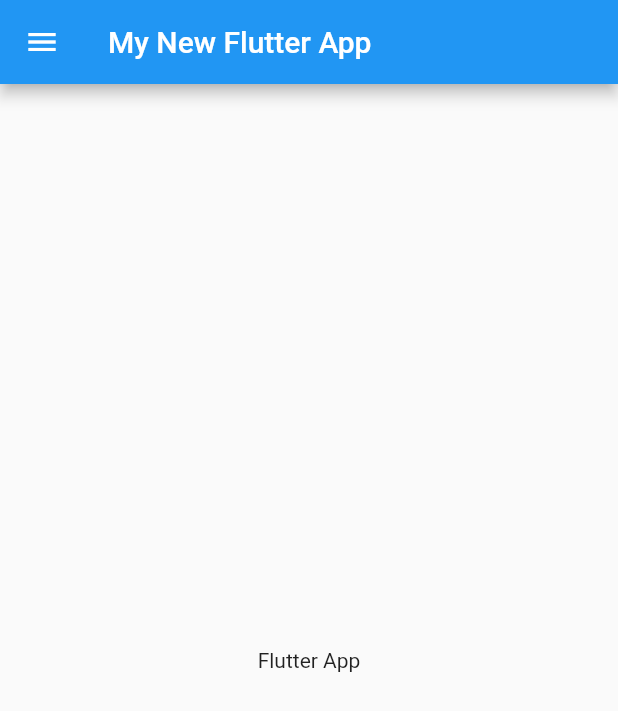
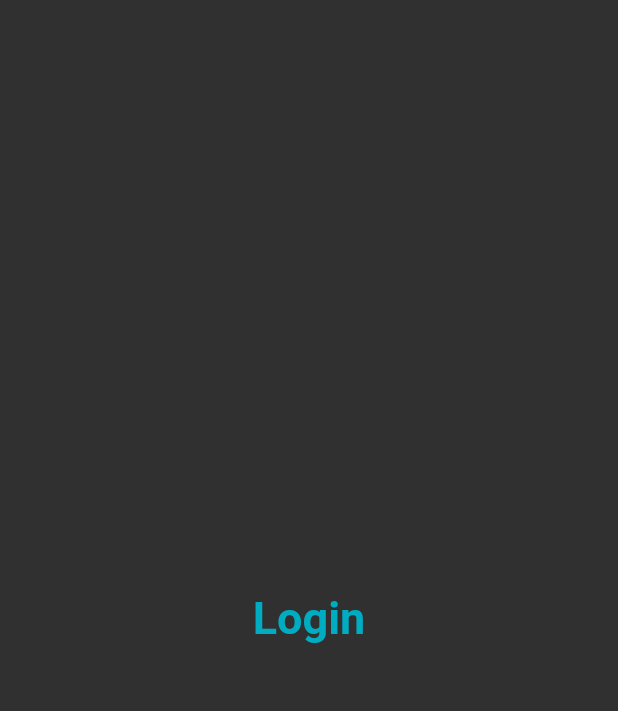
Before and after one commit to jitbherwaniofficial/flutter_app, a Flutter app: the screen it shows after launch, on a phone screen of 412 x 824 dp. Shown: the top 711 px of the screen. Run offline on Flutter 3.47's test engine with Material 2 defaults, Android fonts, the phone set to English and light mode, and no system bars.

Commit message:
Login page Updated and Routes updated

```diff
--- a/lib/main.dart
+++ b/lib/main.dart
@@ -1,5 +1,6 @@
 import 'package:flutter/material.dart';
-import 'package:flutter_application_1/home_page.dart';
+import 'package:flutter_application_1/pages/home_page.dart';
+import 'package:flutter_application_1/pages/login_page.dart';
 
 void main() {
   runApp(MyApp());
@@ -11,7 +12,12 @@ class MyApp extends StatelessWidget {
   @override
   Widget build(BuildContext context) {
     return MaterialApp(
-      home: HomePage(),
+      theme: ThemeData.dark(),
+      routes: {
+        "/": (context) => LoginPage(),
+        "/home": (context) => HomePage(),
+        "/login": (context) => LoginPage(),
+      },
     );
   }
 }
--- /dev/null
+++ b/lib/pages/login_page.dart
@@ -0,0 +1,18 @@
+import 'package:flutter/material.dart';
+
+class LoginPage extends StatelessWidget {
+  @override
+  Widget build(BuildContext context) {
+    return Material(
+      child: Center(
+          child: Text(
+        "Login",
+        style: TextStyle(
+          fontSize: 30,
+          color: Colors.cyan[600],
+          fontWeight: FontWeight.bold,
+        ),
+      )),
+    );
+  }
+}
```
Also changed, not shown: lib/pages/home_page.dart (renamed from lib/home_page.dart).
